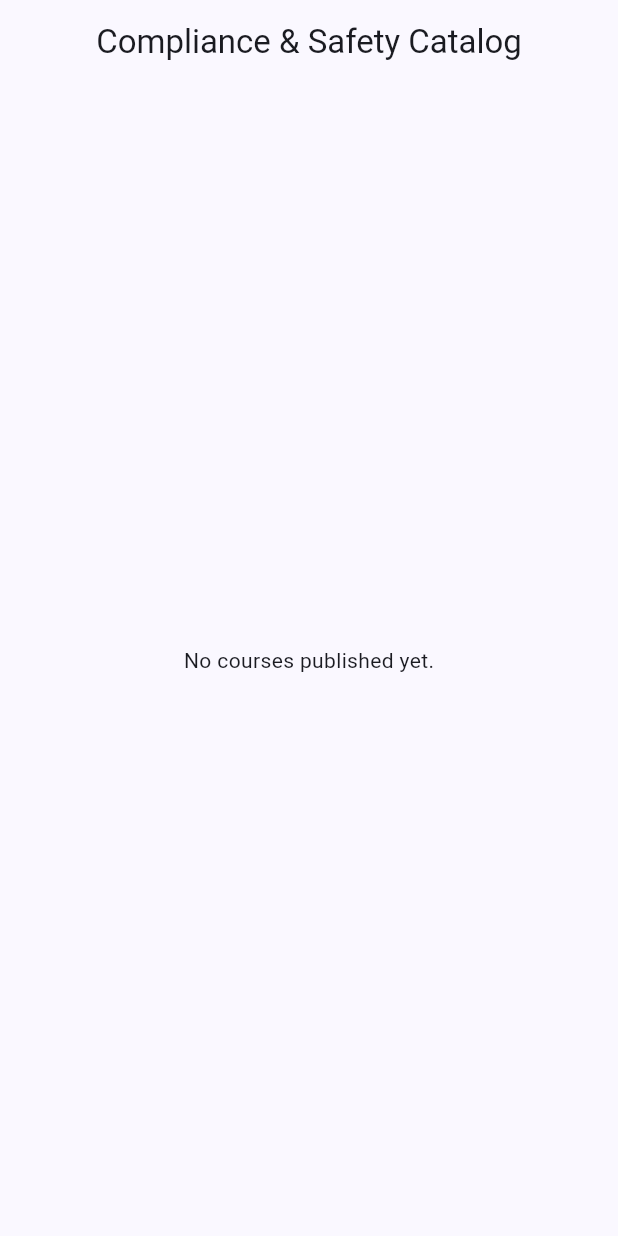
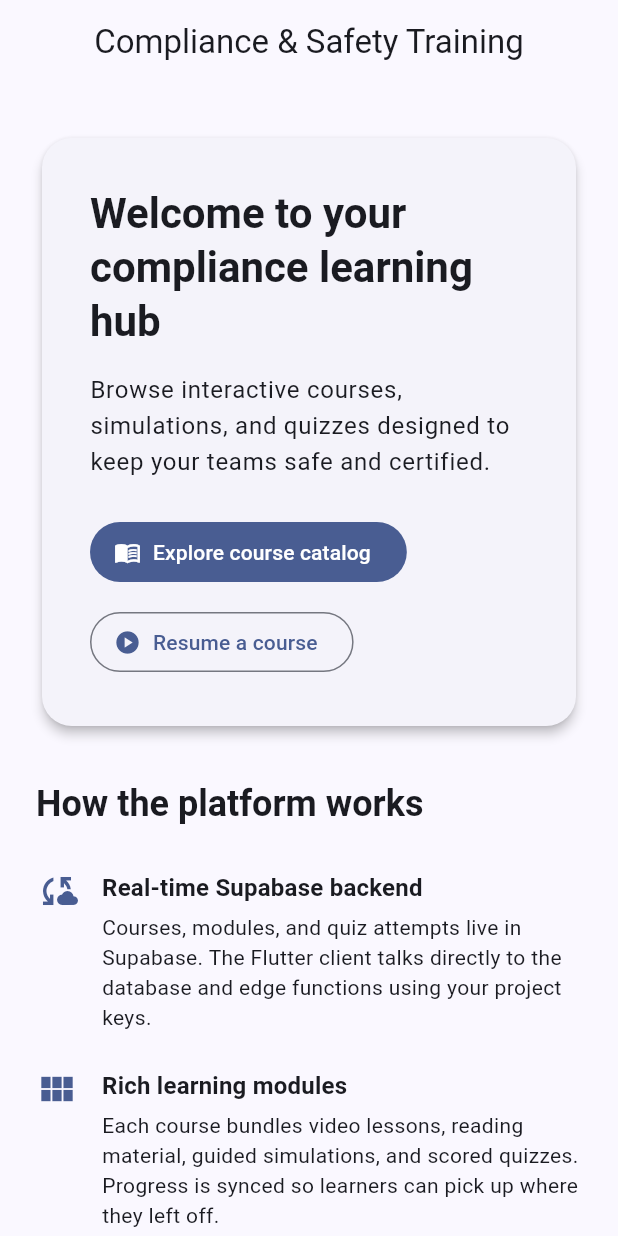
Before and after one commit to href18/AILEARNING, a Flutter app: the screen it shows after launch, on a phone screen of 412 x 824 dp. Run offline on Flutter 3.47's test engine with Material 3 defaults, Android fonts, the light colour scheme and no system bars; our stand-ins replace flutter_animate, flutter_markdown, go_router, supabase_flutter; accounts and stored records are empty.

Commit message:
Add homepage with platform overview

```diff
--- a/frontend/lib/main.dart
+++ b/frontend/lib/main.dart
@@ -6,6 +6,7 @@ import 'package:supabase_flutter/supabase_flutter.dart';
 import 'models/course.dart';
 import 'screens/catalog_screen.dart';
 import 'screens/course_player_screen.dart';
+import 'screens/home_screen.dart';
 import 'services/course_service.dart';
 import 'supabase_options.dart';
 
@@ -33,6 +34,10 @@ class ComplianceTrainingApp extends StatelessWidget {
     routes: [
       GoRoute(
         path: '/',
+        builder: (context, state) => const HomeScreen(),
+        routes: [
+          GoRoute(
+            path: 'catalog',
             builder: (context, state) => CatalogScreen(courseService: courseService),
             routes: [
               GoRoute(
@@ -44,6 +49,8 @@ class ComplianceTrainingApp extends StatelessWidget {
                   }
                   return CoursePlayerScreen(course: course, service: courseService);
                 },
+              ),
+            ],
           ),
         ],
       ),
@@ -76,8 +83,18 @@ class _MissingCourse extends StatelessWidget {
   Widget build(BuildContext context) {
     return Scaffold(
       appBar: AppBar(),
-      body: const Center(
-        child: Text('Course not found. Return to the catalog.'),
+      body: Center(
+        child: Column(
+          mainAxisSize: MainAxisSize.min,
+          children: [
+            const Text('Course not found. Return to the catalog.'),
+            const SizedBox(height: 16),
+            ElevatedButton(
+              onPressed: () => GoRouter.of(context).go('/catalog'),
+              child: const Text('Back to catalog'),
+            ),
+          ],
+        ),
       ),
     );
   }
--- a/frontend/lib/screens/catalog_screen.dart
+++ b/frontend/lib/screens/catalog_screen.dart
@@ -88,7 +88,7 @@ class _CourseCard extends StatelessWidget {
       borderRadius: BorderRadius.circular(16),
       clipBehavior: Clip.antiAlias,
       child: InkWell(
-        onTap: () => context.go('/course/${course.id}', extra: course),
+        onTap: () => context.go('/catalog/course/${course.id}', extra: course),
         child: Padding(
           padding: const EdgeInsets.all(24),
           child: Column(
--- /dev/null
+++ b/frontend/lib/screens/home_screen.dart
@@ -0,0 +1,171 @@
+import 'package:flutter/material.dart';
+import 'package:go_router/go_router.dart';
+
+class HomeScreen extends StatelessWidget {
+  const HomeScreen({super.key});
+
+  @override
+  Widget build(BuildContext context) {
+    final theme = Theme.of(context);
+
+    return Scaffold(
+      appBar: AppBar(
+        title: const Text('Compliance & Safety Training'),
+        centerTitle: true,
+      ),
+      body: LayoutBuilder(
+        builder: (context, constraints) {
+          final maxWidth = constraints.maxWidth;
+          final contentWidth = maxWidth > 900 ? 900.0 : maxWidth;
+
+          return Align(
+            alignment: Alignment.topCenter,
+            child: SingleChildScrollView(
+              padding: const EdgeInsets.symmetric(horizontal: 24, vertical: 32),
+              child: ConstrainedBox(
+                constraints: BoxConstraints(maxWidth: contentWidth),
+                child: Column(
+                  crossAxisAlignment: CrossAxisAlignment.start,
+                  children: [
+                    Card(
+                      elevation: 3,
+                      shape: RoundedRectangleBorder(
+                        borderRadius: BorderRadius.circular(20),
+                      ),
+                      child: Padding(
+                        padding: const EdgeInsets.all(32),
+                        child: Column(
+                          crossAxisAlignment: CrossAxisAlignment.start,
+                          children: [
+                            Text(
+                              'Welcome to your compliance learning hub',
+                              style: theme.textTheme.headlineMedium?.copyWith(
+                                fontWeight: FontWeight.bold,
+                              ),
+                            ),
+                            const SizedBox(height: 16),
+                            Text(
+                              'Browse interactive courses, simulations, and quizzes designed to keep your teams safe and certified.',
+                              style: theme.textTheme.bodyLarge,
+                            ),
+                            const SizedBox(height: 24),
+                            Wrap(
+                              spacing: 16,
+                              runSpacing: 12,
+                              children: [
+                                FilledButton.icon(
+                                  icon: const Icon(Icons.menu_book),
+                                  label: const Text('Explore course catalog'),
+                                  onPressed: () => context.go('/catalog'),
+                                ),
+                                OutlinedButton.icon(
+                                  icon: const Icon(Icons.play_circle),
+                                  label: const Text('Resume a course'),
+                                  onPressed: () => context.go('/catalog'),
+                                ),
+                              ],
+                            ),
+                          ],
+                        ),
+                      ),
+                    ),
+                    const SizedBox(height: 32),
+                    Text(
+                      'How the platform works',
+                      style: theme.textTheme.headlineSmall?.copyWith(
+                        fontWeight: FontWeight.bold,
+                      ),
+                    ),
+                    const SizedBox(height: 16),
+                    _HowItWorksSection(
+                      icon: Icons.cloud_sync,
+                      title: 'Real-time Supabase backend',
+                      description:
+                          'Courses, modules, and quiz attempts live in Supabase. The Flutter client talks directly to the database and edge functions using your project keys.',
+                    ),
+                    _HowItWorksSection(
+                      icon: Icons.view_module,
+                      title: 'Rich learning modules',
+                      description:
+                          'Each course bundles video lessons, reading material, guided simulations, and scored quizzes. Progress is synced so learners can pick up where they left off.',
+                    ),
+                    _HowItWorksSection(
+                      icon: Icons.analytics,
+                      title: 'Automated scoring & certifications',
+                      description:
+                          'Submitted quizzes are evaluated by a Supabase edge function which returns instant feedback and stores certificate validity periods for administrators.',
+                    ),
+                    const SizedBox(height: 32),
+                    Text(
+                      'Ready to get started?',
+                      style: theme.textTheme.titleLarge,
+                    ),
+                    const SizedBox(height: 12),
+                    Text(
+                      'Jump into the catalog to assign training or explore a course to see the learner experience in action.',
+                      style: theme.textTheme.bodyMedium,
+                    ),
+                    const SizedBox(height: 16),
+                    Align(
+                      alignment: Alignment.centerLeft,
+                      child: ElevatedButton.icon(
+                        icon: const Icon(Icons.arrow_forward),
+                        label: const Text('Go to catalog'),
+                        onPressed: () => context.go('/catalog'),
+                      ),
+                    ),
+                  ],
+                ),
+              ),
+            ),
+          );
+        },
+      ),
+    );
+  }
+}
+
+class _HowItWorksSection extends StatelessWidget {
+  const _HowItWorksSection({
+    required this.icon,
+    required this.title,
+    required this.description,
+  });
+
+  final IconData icon;
+  final String title;
+  final String description;
+
+  @override
+  Widget build(BuildContext context) {
+    final theme = Theme.of(context);
+    return Padding(
+      padding: const EdgeInsets.symmetric(vertical: 12),
+      child: Row(
+        crossAxisAlignment: CrossAxisAlignment.start,
+        children: [
+          Icon(icon, size: 28, color: theme.colorScheme.primary),
+          const SizedBox(width: 16),
+          Expanded(
+            child: Column(
+              crossAxisAlignment: CrossAxisAlignment.start,
+              children: [
+                Text(
+                  title,
+                  style: theme.textTheme.titleMedium?.copyWith(
+                    fontWeight: FontWeight.w600,
+                  ),
+                ),
+                const SizedBox(height: 4),
+                Text(
+                  description,
+                  style: theme.textTheme.bodyMedium,
+                ),
+              ],
+            ),
+          ),
+        ],
+      ),
+    );
+  }
+}
```
Lines whose indentation alone changed are shown as unchanged.
